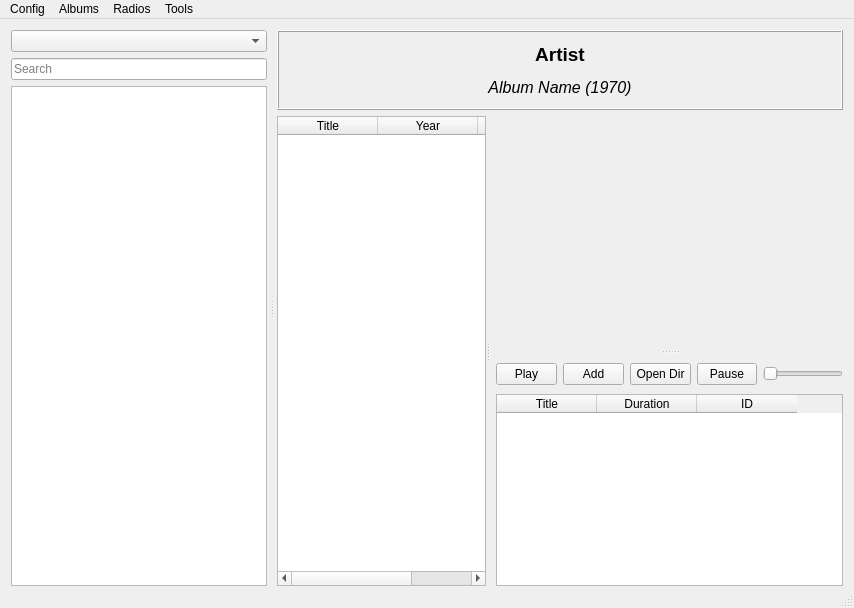
The window that src/qt/mainwindow.ui (myrrkel/pyzik) describes before a commit, drawn with Qt 5.
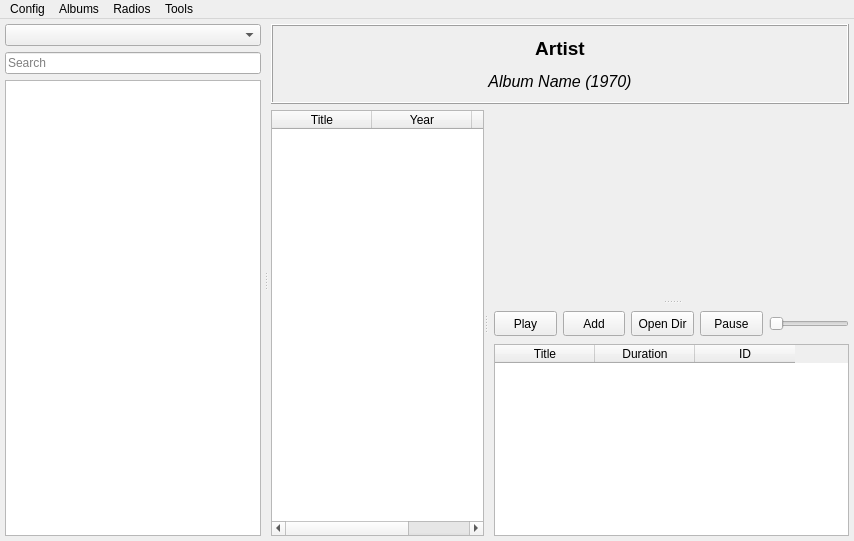
The same window after the commit.

Commit message: new player on main window

```diff
--- a/src/qt/mainwindow.ui
+++ b/src/qt/mainwindow.ui
@@ -7,7 +7,7 @@
     <x>0</x>
     <y>0</y>
     <width>854</width>
-    <height>608</height>
+    <height>541</height>
    </rect>
   </property>
   <property name="sizePolicy">
@@ -63,10 +63,39 @@
        </sizepolicy>
       </property>
       <layout class="QGridLayout" name="gridLayout_2">
+       <property name="leftMargin">
+        <number>5</number>
+       </property>
+       <property name="topMargin">
+        <number>5</number>
+       </property>
+       <property name="rightMargin">
+        <number>5</number>
+       </property>
        <property name="bottomMargin">
+        <number>5</number>
+       </property>
+       <property name="spacing">
         <number>0</number>
        </property>
        <item row="0" column="0">
+        <layout class="QVBoxLayout" name="verticalMainLayout">
+         <property name="spacing">
+          <number>0</number>
+         </property>
+         <property name="leftMargin">
+          <number>0</number>
+         </property>
+         <property name="topMargin">
+          <number>0</number>
+         </property>
+         <property name="rightMargin">
+          <number>0</number>
+         </property>
+         <property name="bottomMargin">
+          <number>0</number>
+         </property>
+         <item>
         <widget class="QSplitter" name="splitter">
          <property name="lineWidth">
           <number>6</number>
@@ -368,7 +397,7 @@
                      <enum>QFrame::Sunken</enum>
                     </property>
                     <property name="lineWidth">
-                     <number>6</number>
+                       <number>0</number>
                     </property>
                     <property name="orientation">
                      <enum>Qt::Vertical</enum>
@@ -376,6 +405,9 @@
                     <property name="opaqueResize">
                      <bool>true</bool>
                     </property>
+                      <property name="childrenCollapsible">
+                       <bool>false</bool>
+                      </property>
                     <widget class="QWidget" name="coverWidget" native="true">
                      <property name="sizePolicy">
                       <sizepolicy hsizetype="Expanding" vsizetype="Expanding">
@@ -416,6 +448,9 @@
                         <property name="frameShape">
                          <enum>QFrame::NoFrame</enum>
                         </property>
+                          <property name="lineWidth">
+                           <number>0</number>
+                          </property>
                         <property name="text">
                          <string/>
                         </property>
@@ -484,6 +519,18 @@
                          </property>
                          <item>
                           <widget class="QWidget" name="horizontalWidget" native="true">
+                             <property name="sizePolicy">
+                              <sizepolicy hsizetype="Fixed" vsizetype="Fixed">
+                               <horstretch>0</horstretch>
+                               <verstretch>0</verstretch>
+                              </sizepolicy>
+                             </property>
+                             <property name="minimumSize">
+                              <size>
+                               <width>115</width>
+                               <height>25</height>
+                              </size>
+                             </property>
                            <layout class="QHBoxLayout" name="horizontalLayout_2">
                             <property name="leftMargin">
                              <number>0</number>
@@ -499,6 +546,12 @@
                             </property>
                             <item>
                              <widget class="QPushButton" name="playButton">
+                                <property name="minimumSize">
+                                 <size>
+                                  <width>25</width>
+                                  <height>25</height>
+                                 </size>
+                                </property>
                               <property name="text">
                                <string>Play</string>
                               </property>
@@ -506,6 +559,24 @@
                             </item>
                             <item>
                              <widget class="QPushButton" name="addAlbumButton">
+                                <property name="sizePolicy">
+                                 <sizepolicy hsizetype="Minimum" vsizetype="Fixed">
+                                  <horstretch>0</horstretch>
+                                  <verstretch>0</verstretch>
+                                 </sizepolicy>
+                                </property>
+                                <property name="minimumSize">
+                                 <size>
+                                  <width>25</width>
+                                  <height>25</height>
+                                 </size>
+                                </property>
+                                <property name="maximumSize">
+                                 <size>
+                                  <width>16777215</width>
+                                  <height>16777215</height>
+                                 </size>
+                                </property>
                               <property name="text">
                                <string>Add</string>
                               </property>
@@ -513,6 +584,18 @@
                             </item>
                             <item>
                              <widget class="QPushButton" name="openDirButton">
+                                <property name="sizePolicy">
+                                 <sizepolicy hsizetype="Minimum" vsizetype="Fixed">
+                                  <horstretch>0</horstretch>
+                                  <verstretch>0</verstretch>
+                                 </sizepolicy>
+                                </property>
+                                <property name="minimumSize">
+                                 <size>
+                                  <width>25</width>
+                                  <height>25</height>
+                                 </size>
+                                </property>
                               <property name="text">
                                <string>Open Dir</string>
                               </property>
@@ -520,6 +603,18 @@
                             </item>
                             <item>
                              <widget class="QPushButton" name="pauseButton">
+                                <property name="sizePolicy">
+                                 <sizepolicy hsizetype="Minimum" vsizetype="Fixed">
+                                  <horstretch>0</horstretch>
+                                  <verstretch>0</verstretch>
+                                 </sizepolicy>
+                                </property>
+                                <property name="minimumSize">
+                                 <size>
+                                  <width>25</width>
+                                  <height>25</height>
+                                 </size>
+                                </property>
                               <property name="text">
                                <string>Pause</string>
                               </property>
@@ -606,6 +701,8 @@
         </widget>
        </item>
       </layout>
+       </item>
+      </layout>
      </widget>
     </item>
    </layout>
@@ -664,7 +761,6 @@
    <addaction name="menuRadios"/>
    <addaction name="menuTools"/>
   </widget>
-  <widget class="QStatusBar" name="statusBar"/>
   <action name="actionMusic_directories">
    <property name="text">
     <string>Music directories</string>
```
Lines whose indentation alone changed are shown as unchanged. The commit also changes 22 other files.
